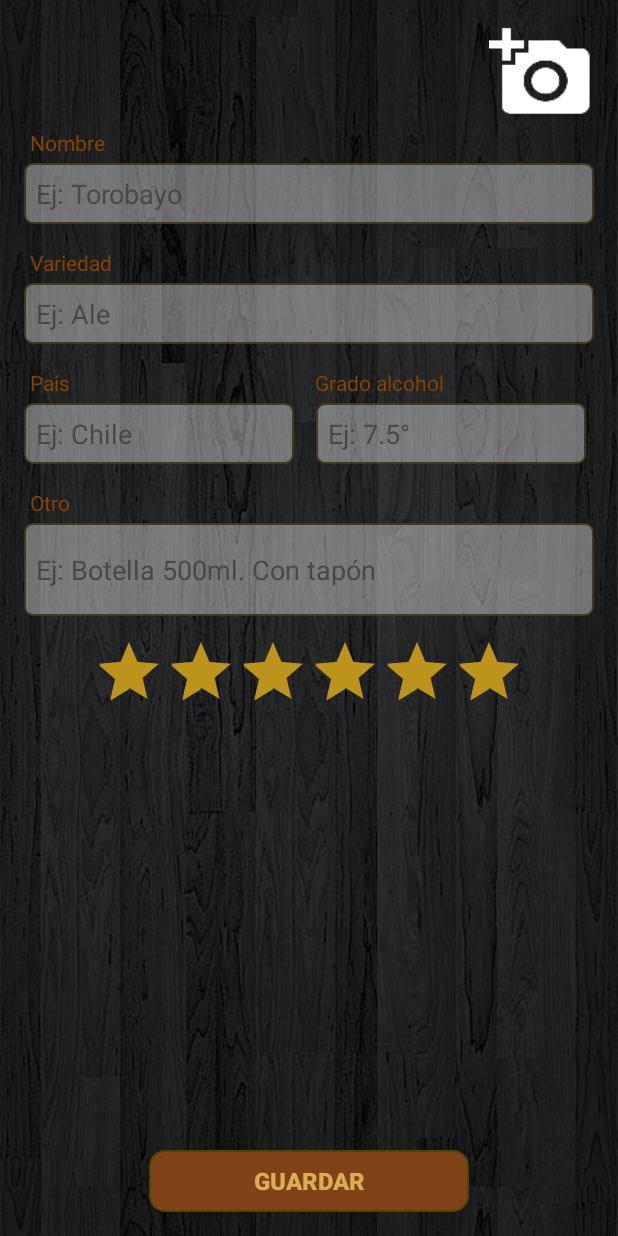
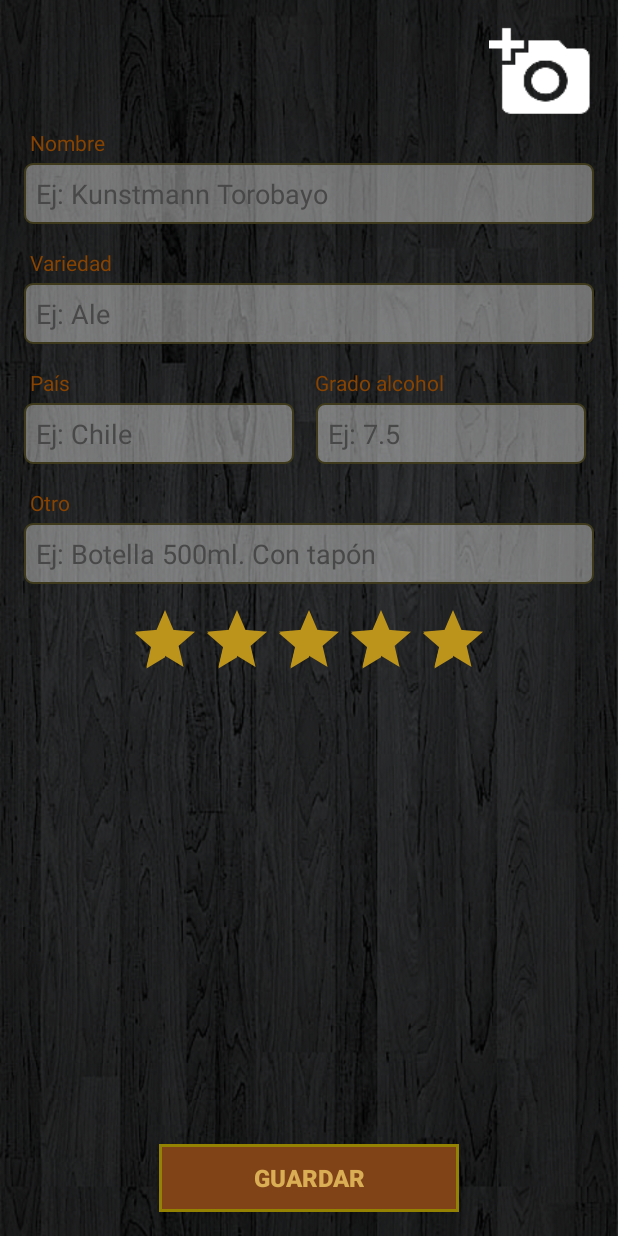
Before and after one commit to jecarvaj/CollectBeer, an Android app: the screen it shows after launch (NuevoActivity), after a tap on "AGREGAR", on a phone screen of 412 x 824 dp. Run offline under Robolectric (Android 15) with nearby library versions, the phone set to English and light mode, and no system bars.

Commit message:
Agrego funcionalidad a layout Nuevo, registros en bd

```diff
--- a/app/src/main/java/com/example/jean/collectbeer/ConfigActivity.java
+++ b/app/src/main/java/com/example/jean/collectbeer/activity/ConfigActivity.java
@@ -1,7 +1,9 @@
-package com.example.jean.collectbeer;
+package com.example.jean.collectbeer.activity;
 
 import android.support.v7.app.AppCompatActivity;
 import android.os.Bundle;
+
+import com.example.jean.collectbeer.R;
 
 public class ConfigActivity extends AppCompatActivity {
 
--- a/app/src/main/java/com/example/jean/collectbeer/MostrarActivity.java
+++ b/app/src/main/java/com/example/jean/collectbeer/activity/MostrarActivity.java
@@ -1,7 +1,9 @@
-package com.example.jean.collectbeer;
+package com.example.jean.collectbeer.activity;
 
 import android.support.v7.app.AppCompatActivity;
 import android.os.Bundle;
+
+import com.example.jean.collectbeer.R;
 
 public class MostrarActivity extends AppCompatActivity {
 
--- /dev/null
+++ b/app/src/main/java/com/example/jean/collectbeer/activity/NuevoActivity.java
@@ -0,0 +1,82 @@
+package com.example.jean.collectbeer.activity;
+
+import android.content.ContentValues;
+import android.database.sqlite.SQLiteDatabase;
+import android.support.v7.app.AppCompatActivity;
+import android.os.Bundle;
+import android.util.Log;
+import android.view.View;
+import android.widget.Button;
+import android.widget.EditText;
+import android.widget.RatingBar;
+import android.widget.Toast;
+
+import com.example.jean.collectbeer.R;
+import com.example.jean.collectbeer.helper.CervezasDbContract;
+import com.example.jean.collectbeer.helper.CervezasDbHelper;
+
+public class NuevoActivity extends AppCompatActivity {
+    private EditText etNombre, etVariedad, etPais, etAlcohol, etOtro;
+    private RatingBar ratingBar;
+    private Button btGuardar;
+    String nombre;
+    String variedad;
+    String pais;
+    String otro;
+    String alcohol;
+    float calificacion;
+
+    @Override
+    protected void onCreate(final Bundle savedInstanceState) {
+        super.onCreate(savedInstanceState);
+        setContentView(R.layout.activity_nuevo);
+
+        etNombre=(EditText)findViewById(R.id.etNombre);
+        etVariedad=(EditText)findViewById(R.id.etVariedad);
+        etPais=(EditText)findViewById(R.id.etPais);
+        etAlcohol=(EditText)findViewById(R.id.etAlcohol);
+        etOtro=(EditText)findViewById(R.id.etOtro);
+        ratingBar=(RatingBar) findViewById(R.id.ratingBar);
+        btGuardar=(Button) findViewById(R.id.btGuardar);
+
+        btGuardar.setOnClickListener(new View.OnClickListener() {
+            @Override
+            public void onClick(View v) {
+                nombre=etNombre.getText().toString();
+                variedad=etVariedad.getText().toString();
+                pais=etVariedad.getText().toString();
+                alcohol=etAlcohol.getText().toString();
+                otro=etOtro.getText().toString();
+                calificacion= ratingBar.getRating();
+
+                if(nombre.isEmpty()){
+                    Toast.makeText(NuevoActivity.this, "Debe especificar por lo menos un nombre!", Toast.LENGTH_SHORT).show();
+                }else{
+                    agregarCerveza();
+                }
+            }
+        });
+    }
+
+    private void agregarCerveza() {
+        CervezasDbHelper dbHelper=new CervezasDbHelper(getApplicationContext());
+        Log.i("DATABASESS", "Comienza getwritableatabase");
+        SQLiteDatabase db=dbHelper.getWritableDatabase();
+        Log.i("DATABASESS", "TERMINA getwritableatabase");
+
+        ContentValues valores=new ContentValues();
+        valores.put(CervezasDbContract.Cervezas.COLUMN_NAME_NOMBRE, nombre);
+        valores.put(CervezasDbContract.Cervezas.COLUMN_NAME_VARIEDAD, variedad);
+        valores.put(CervezasDbContract.Cervezas.COLUMN_NAME_PAIS, pais);
+        valores.put(CervezasDbContract.Cervezas.COLUMN_NAME_ALCOHOL, alcohol);
+        valores.put(CervezasDbContract.Cervezas.COLUMN_NAME_OTRO, otro);
+        valores.put(CervezasDbContract.Cervezas.COLUMN_NAME_CALIFICACION, calificacion);
+
+
+        long insertado=db.insert(CervezasDbContract.Cervezas.TABLE_NAME, null, valores);
+        if(insertado>0)
+            Log.i("DATABASESS", "INSERTADO DATO TABLA");
+        else
+            Log.i("DATABASESS", "ERROR INSETRTADO");
+    }
+}
--- a/app/src/main/res/drawable/boton.xml
+++ b/app/src/main/res/drawable/boton.xml
@@ -1,7 +1,7 @@
 <?xml version="1.0" encoding="UTF-8"?>
 <shape xmlns:android="http://schemas.android.com/apk/res/android">
     <solid android:color="@color/textNuevo" />
-    <stroke android:width="1dip" android:color="#4e4503" />
-    <corners android:radius="10dip"/>
+    <stroke android:width="2dip" android:color="#948302" />
+    <corners android:radius="0dip"/>
     <padding android:left="5dip" android:top="5dip" android:right="5dip" android:bottom="5dip" />
 </shape>
--- a/app/src/main/res/layout/activity_config.xml
+++ b/app/src/main/res/layout/activity_config.xml
@@ -3,6 +3,6 @@
     xmlns:app="http://schemas.android.com/apk/res-auto"
     xmlns:tools="http://schemas.android.com/tools"
     style="@style/layouts"
-    tools:context="com.example.jean.collectbeer.ConfigActivity">
+    tools:context="com.example.jean.collectbeer.activity.ConfigActivity">
 
 </android.support.constraint.ConstraintLayout>
--- a/app/src/main/res/layout/activity_consulta.xml
+++ b/app/src/main/res/layout/activity_consulta.xml
@@ -3,6 +3,6 @@
     xmlns:app="http://schemas.android.com/apk/res-auto"
     xmlns:tools="http://schemas.android.com/tools"
     style="@style/layouts"
-    tools:context="com.example.jean.collectbeer.ConsultaActivity">
+    tools:context="com.example.jean.collectbeer.activity.ConsultaActivity">
 
 </android.support.constraint.ConstraintLayout>
--- a/app/src/main/res/layout/activity_main.xml
+++ b/app/src/main/res/layout/activity_main.xml
@@ -2,7 +2,7 @@
 <LinearLayout xmlns:android="http://schemas.android.com/apk/res/android"
     xmlns:app="http://schemas.android.com/apk/res-auto"
     xmlns:tools="http://schemas.android.com/tools"
-    tools:context="com.example.jean.collectbeer.MainActivity"
+    tools:context="com.example.jean.collectbeer.activity.MainActivity"
     style="@style/layouts"
  >
 
--- a/app/src/main/res/layout/activity_mostrar.xml
+++ b/app/src/main/res/layout/activity_mostrar.xml
@@ -3,6 +3,6 @@
     xmlns:app="http://schemas.android.com/apk/res-auto"
     xmlns:tools="http://schemas.android.com/tools"
     style="@style/layouts"
-    tools:context="com.example.jean.collectbeer.MostrarActivity">
+    tools:context="com.example.jean.collectbeer.activity.MostrarActivity">
 
 </android.support.constraint.ConstraintLayout>
--- a/app/src/main/res/layout/activity_nuevo.xml
+++ b/app/src/main/res/layout/activity_nuevo.xml
@@ -3,7 +3,7 @@
     xmlns:app="http://schemas.android.com/apk/res-auto"
     xmlns:tools="http://schemas.android.com/tools"
     style="@style/layouts"
-    tools:context="com.example.jean.collectbeer.NuevoActivity">
+    tools:context="com.example.jean.collectbeer.activity.NuevoActivity">
 
     <LinearLayout
         android:orientation="vertical"
@@ -74,6 +74,7 @@
                     android:layout_centerHorizontal="false"/>
                 <EditText
                     android:id="@+id/etAlcohol"
+                    android:inputType="numberDecimal"
                     android:layout_marginStart="10dp"
                     android:hint="@string/alcoholEj"
                     style="@style/editTextNuevo"
@@ -93,7 +94,10 @@
             android:id="@+id/etOtro"
             android:hint="@string/otroEj"
             style="@style/editTextNuevo"
+            android:maxLines="2"
             android:lines="2"
+            android:inputType="textAutoCorrect"
+
             />
 
 
@@ -109,8 +113,8 @@
             android:layout_height="wrap_content"
             android:layout_gravity="center"
             android:layout_marginTop="1dp"
-            android:numStars="6"
-            android:rating="6"
+            android:numStars="5"
+            android:rating="5"
             android:stepSize="0.5"
             />
 
@@ -122,21 +126,11 @@
         android:layout_height="match_parent"
         >
         <Button
-            android:id="@+id/boton"
+            android:id="@+id/btGuardar"
             style="@style/boton"
+            android:text="Guardar">
 
-            android:layout_width="213dp"
-            android:layout_height="41dp"
-            android:layout_gravity="end"
-            android:background="@drawable/boton"
-            android:drawablePadding="8dp"
-            android:text="Guardar"
-            android:textAllCaps="true"
-            android:textColor="#daae54"
-            android:textSize="16dp"
-            android:textStyle="bold"
-            android:layout_alignParentBottom="true"
-            android:layout_centerHorizontal="true" />
+        </Button>
     </RelativeLayout>
 
 
--- a/app/src/main/res/values/strings.xml
+++ b/app/src/main/res/values/strings.xml
@@ -10,13 +10,13 @@
     <string name="marca">Marca</string>
     <string name="marcaEj">Kunstmann</string>
     <string name="nombre">Nombre</string>
-    <string name="nombreEj">Ej: Torobayo</string>
+    <string name="nombreEj">Ej: Kunstmann Torobayo</string>
     <string name="variedad">Variedad</string>
     <string name="variedadEj">Ej: Ale</string>
     <string name="pais">País</string>
     <string name="paisEj">Ej: Chile</string>
     <string name="alcohol">Grado alcohol</string>
-    <string name="alcoholEj">Ej: 7.5°</string>
+    <string name="alcoholEj">Ej: 7.5</string>
     <string name="otro">Otro</string>
     <string name="otroEj">Ej: Botella 500ml. Con tapón</string>
 
--- a/app/src/main/res/values/styles.xml
+++ b/app/src/main/res/values/styles.xml
@@ -59,6 +59,8 @@
         <item name="android:background">@drawable/background_edittext</item>
         <item name="android:padding">8dp</item>
         <item name="android:maxLines">1</item>
+        <item name="android:minLines">1</item>
+        <item name="android:inputType">text</item>
         <item name="android:layout_marginBottom">12dp</item>
         <item name="android:textColorHint">@color/hintNuevo</item>
         <item name="android:layout_width">match_parent</item>
@@ -71,7 +73,19 @@
     </style>
 
     <style name="boton">
-        <item name="android:background">@drawable/background_edittext</item>
+        <item name="android:layout_height">45dp</item>
+        <item name="android:layout_width">200dp</item>
+        <item name="android:layout_gravity">end</item>
+        <item name="android:background">@drawable/boton</item>
+        <item name="android:drawablePadding">8dp</item>
+        <item name="android:textAllCaps">true</item>
+        <item name="android:textColor">#daae54</item>
+        <item name="android:textSize">16sp</item>
+        <item name="android:textStyle">bold</item>
+        <item name="android:layout_alignParentBottom">true</item>
+        <item name="android:layout_centerHorizontal">true</item>
+
+
 
     </style>
 </resources>
```
Also changed, not shown: app/src/main/AndroidManifest.xml (+5 -5 lines), app/src/main/java/com/example/jean/collectbeer/ConsultaActivity.java (deleted, +0 -13 lines), app/src/main/java/com/example/jean/collectbeer/activity/ConsultaActivity.java (renamed from app/src/main/java/com/example/jean/collectbeer/NuevoActivity.java, +5 -3 lines), app/src/main/java/com/example/jean/collectbeer/activity/MainActivity.java (renamed from app/src/main/java/com/example/jean/collectbeer/MainActivity.java, +10 -3 lines), app/src/main/java/com/example/jean/collectbeer/helper/CervezasDbContract.java (added, +44 -0 lines), app/src/main/java/com/example/jean/collectbeer/helper/CervezasDbHelper.java (added, +40 -0 lines).
